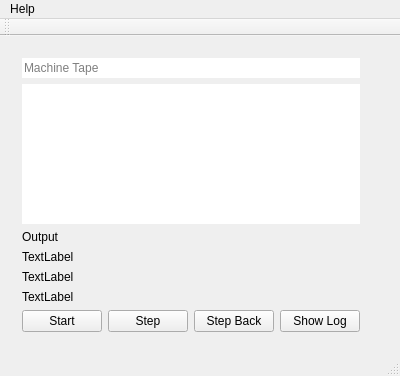
The window that TuringMachine/mainwindow.ui (RicardoBusta/teoria-computacao-ufc) describes before a commit, drawn with Qt 5.
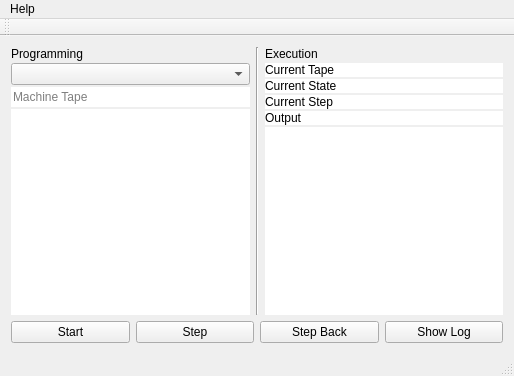
The same window after the commit. Custom widgets are drawn as their Qt base class.

Commit message: now it's possible to rename a machine through the programming interface wee

Diff of the .ui file:
```diff
--- a/TuringMachine/mainwindow.ui
+++ b/TuringMachine/mainwindow.ui
@@ -6,7 +6,7 @@
    <rect>
     <x>0</x>
     <y>0</y>
-    <width>400</width>
+    <width>514</width>
     <height>376</height>
    </rect>
   </property>
@@ -14,12 +14,32 @@
    <string>MainWindow</string>
   </property>
   <widget class="QWidget" name="centralWidget">
-   <layout class="QHBoxLayout" name="horizontalLayout_2">
+   <layout class="QVBoxLayout" name="verticalLayout_2" stretch="0,0">
     <item>
-     <widget class="QWidget" name="verticalWidget" native="true">
-      <layout class="QVBoxLayout" name="machine_layout">
+     <layout class="QHBoxLayout" name="edit_area_layout" stretch="1,0,1">
+      <item>
+       <layout class="QVBoxLayout" name="input_area_layout">
+        <property name="spacing">
+         <number>2</number>
+        </property>
+        <item>
+         <widget class="QLabel" name="label">
+          <property name="text">
+           <string>Programming</string>
+          </property>
+         </widget>
+        </item>
+        <item>
+         <widget class="QComboBox" name="comboBox"/>
+        </item>
        <item>
         <widget class="QLineEdit" name="machine_tape">
+          <property name="sizePolicy">
+           <sizepolicy hsizetype="Preferred" vsizetype="Fixed">
+            <horstretch>0</horstretch>
+            <verstretch>0</verstretch>
+           </sizepolicy>
+          </property>
          <property name="frame">
           <bool>false</bool>
          </property>
@@ -31,7 +51,7 @@
        <item>
         <widget class="QTextEdit" name="machine_input">
          <property name="sizePolicy">
-          <sizepolicy hsizetype="Expanding" vsizetype="Expanding">
+           <sizepolicy hsizetype="Preferred" vsizetype="Preferred">
            <horstretch>0</horstretch>
            <verstretch>10</verstretch>
           </sizepolicy>
@@ -66,49 +86,132 @@
          </property>
         </widget>
        </item>
+       </layout>
+      </item>
+      <item>
+       <widget class="Line" name="line">
+        <property name="orientation">
+         <enum>Qt::Vertical</enum>
+        </property>
+       </widget>
+      </item>
+      <item>
+       <layout class="QVBoxLayout" name="debug_area_layout" stretch="0,0,0,0,10,0">
+        <property name="spacing">
+         <number>2</number>
+        </property>
+        <item>
+         <widget class="QLabel" name="label_2">
+          <property name="text">
+           <string>Execution</string>
+          </property>
+         </widget>
+        </item>
+        <item>
+         <widget class="QLabel" name="label_current_tape">
+          <property name="sizePolicy">
+           <sizepolicy hsizetype="Preferred" vsizetype="Preferred">
+            <horstretch>0</horstretch>
+            <verstretch>0</verstretch>
+           </sizepolicy>
+          </property>
+          <property name="cursor">
+           <cursorShape>IBeamCursor</cursorShape>
+          </property>
+          <property name="styleSheet">
+           <string notr="true">background-color:#fff;</string>
+          </property>
+          <property name="text">
+           <string>Current Tape</string>
+          </property>
+          <property name="textInteractionFlags">
+           <set>Qt::LinksAccessibleByMouse|Qt::TextSelectableByKeyboard|Qt::TextSelectableByMouse</set>
+          </property>
+         </widget>
+        </item>
+        <item>
+         <widget class="QLabel" name="label_current_state">
+          <property name="styleSheet">
+           <string notr="true">background-color:#fff;</string>
+          </property>
+          <property name="text">
+           <string>Current State</string>
+          </property>
+          <property name="textInteractionFlags">
+           <set>Qt::LinksAccessibleByMouse|Qt::TextSelectableByKeyboard|Qt::TextSelectableByMouse</set>
+          </property>
+         </widget>
+        </item>
+        <item>
+         <widget class="QLabel" name="label_current_step">
+          <property name="styleSheet">
+           <string notr="true">background-color:#fff;</string>
+          </property>
+          <property name="text">
+           <string>Current Step</string>
+          </property>
+          <property name="textInteractionFlags">
+           <set>Qt::LinksAccessibleByMouse|Qt::TextSelectableByKeyboard|Qt::TextSelectableByMouse</set>
+          </property>
+         </widget>
+        </item>
        <item>
         <widget class="QLabel" name="machine_debug">
          <property name="enabled">
           <bool>true</bool>
          </property>
+          <property name="sizePolicy">
+           <sizepolicy hsizetype="Preferred" vsizetype="Preferred">
+            <horstretch>0</horstretch>
+            <verstretch>0</verstretch>
+           </sizepolicy>
+          </property>
          <property name="cursor">
           <cursorShape>IBeamCursor</cursorShape>
          </property>
+          <property name="styleSheet">
+           <string notr="true">background-color:#fff;</string>
+          </property>
          <property name="text">
           <string>Output</string>
          </property>
+          <property name="alignment">
+           <set>Qt::AlignLeading|Qt::AlignLeft|Qt::AlignTop</set>
+          </property>
+          <property name="wordWrap">
+           <bool>true</bool>
+          </property>
          <property name="textInteractionFlags">
           <set>Qt::LinksAccessibleByMouse|Qt::TextSelectableByKeyboard|Qt::TextSelectableByMouse</set>
          </property>
         </widget>
        </item>
        <item>
-        <widget class="QLabel" name="label_current_step">
-         <property name="text">
-          <string>TextLabel</string>
-         </property>
-        </widget>
-       </item>
-       <item>
-        <widget class="QLabel" name="label_current_tape">
-         <property name="cursor">
-          <cursorShape>IBeamCursor</cursorShape>
-         </property>
-         <property name="text">
-          <string>TextLabel</string>
-         </property>
-         <property name="textInteractionFlags">
-          <set>Qt::LinksAccessibleByMouse|Qt::TextSelectableByKeyboard|Qt::TextSelectableByMouse</set>
-         </property>
-        </widget>
-       </item>
+         <widget class="QTextEdit" name="debug_text">
+          <property name="frameShape">
+           <enum>QFrame::NoFrame</enum>
+          </property>
+          <property name="frameShadow">
+           <enum>QFrame::Plain</enum>
+          </property>
+          <property name="readOnly">
+           <bool>true</bool>
+          </property>
+         </widget>
+        </item>
+       </layout>
+      </item>
+     </layout>
+    </item>
        <item>
-        <widget class="QLabel" name="label_current_state">
-         <property name="text">
-          <string>TextLabel</string>
-         </property>
-        </widget>
-       </item>
+     <widget class="QWidget" name="verticalWidget" native="true">
+      <layout class="QVBoxLayout" name="machine_layout">
+       <property name="spacing">
+        <number>1</number>
+       </property>
+       <property name="margin">
+        <number>0</number>
+       </property>
        <item>
         <layout class="QHBoxLayout" name="horizontalLayout">
          <item>
@@ -144,16 +247,6 @@
       </layout>
      </widget>
     </item>
-    <item>
-     <widget class="TMGUI" name="widget" native="true">
-      <property name="sizePolicy">
-       <sizepolicy hsizetype="Expanding" vsizetype="Expanding">
-        <horstretch>0</horstretch>
-        <verstretch>0</verstretch>
-       </sizepolicy>
-      </property>
-     </widget>
-    </item>
    </layout>
   </widget>
   <widget class="QMenuBar" name="menuBar">
@@ -161,7 +254,7 @@
     <rect>
      <x>0</x>
      <y>0</y>
-     <width>400</width>
+     <width>514</width>
      <height>21</height>
     </rect>
    </property>
@@ -189,14 +282,6 @@
   </action>
  </widget>
  <layoutdefault spacing="6" margin="11"/>
- <customwidgets>
-  <customwidget>
-   <class>TMGUI</class>
-   <extends>QWidget</extends>
-   <header>tmgui.h</header>
-   <container>1</container>
-  </customwidget>
- </customwidgets>
  <resources/>
  <connections/>
 </ui>
```
Lines whose indentation alone changed are shown as unchanged. The commit also changes 5 other files.
